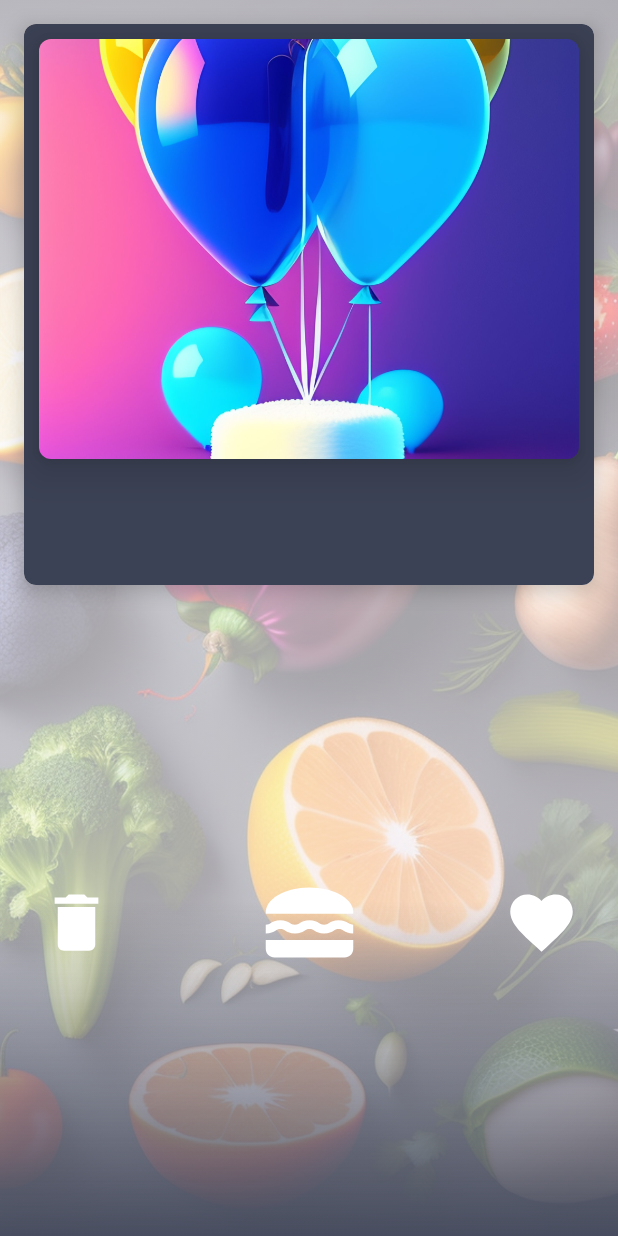
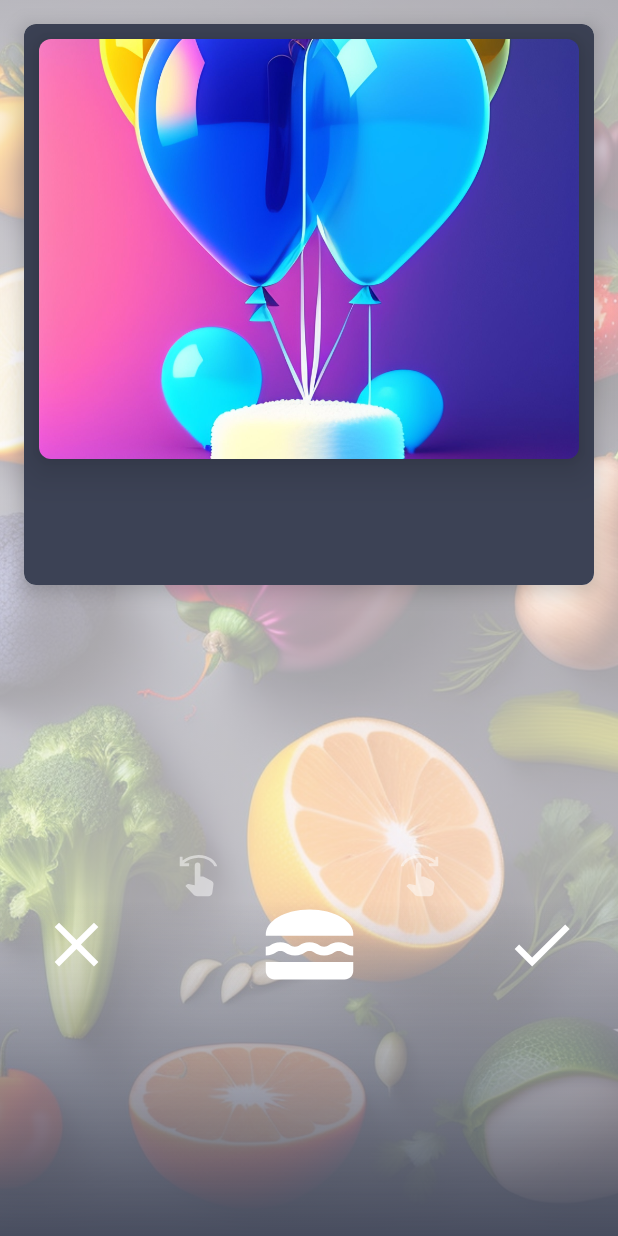
Before and after one commit to vladr7/EmaFoods, an Android app built with Jetpack Compose: the composable PendingFoodScreen shown on its own in the app's theme, on a phone screen of 412 x 824 dp. Run offline under Robolectric (Android 15) with nearby library versions, the phone set to English and light mode, and no system bars; pictures from the network do not load.

Commit message:
Swipe indicators

```diff
--- a/app/src/main/java/com/example/emafoods/feature/pending/presentation/PendingFoodScreen.kt
+++ b/app/src/main/java/com/example/emafoods/feature/pending/presentation/PendingFoodScreen.kt
@@ -26,9 +26,11 @@ import androidx.compose.foundation.shape.RoundedCornerShape
 import androidx.compose.material.Card
 import androidx.compose.material.CircularProgressIndicator
 import androidx.compose.material.icons.Icons
-import androidx.compose.material.icons.filled.Delete
-import androidx.compose.material.icons.filled.Favorite
+import androidx.compose.material.icons.filled.Check
+import androidx.compose.material.icons.filled.Close
 import androidx.compose.material.icons.filled.LunchDining
+import androidx.compose.material.icons.filled.SwipeLeft
+import androidx.compose.material.icons.filled.SwipeRight
 import androidx.compose.material3.Icon
 import androidx.compose.material3.Text
 import androidx.compose.runtime.Composable
@@ -59,6 +61,7 @@ import androidx.hilt.navigation.compose.hiltViewModel
 import coil.compose.SubcomposeAsyncImage
 import coil.request.ImageRequest
 import com.example.emafoods.R
+import com.example.emafoods.core.presentation.animations.bounceClick
 import com.example.emafoods.core.presentation.models.FoodViewData
 import kotlinx.coroutines.launch
 
@@ -101,6 +104,9 @@ fun PendingFoodScreen(
             modifier = modifier,
         )
         Spacer(modifier = Modifier.weight(1f))
+        PendingSwipeTips(
+            modifier = modifier,
+        )
         PendingSwipe(
             modifier = modifier,
             onSwipeRight = onSwipeRight,
@@ -144,6 +150,22 @@ fun FoodItem(
 }
 
 @Composable
+fun PendingSwipeTips(
+    modifier: Modifier = Modifier,
+) {
+    Row(
+        modifier = modifier
+            .fillMaxWidth()
+            .offset(y = (100).dp),
+        horizontalArrangement = Arrangement.SpaceEvenly,
+        verticalAlignment = Alignment.CenterVertically
+    ) {
+        SwipeLeftTip()
+        SwipeRightTip()
+    }
+}
+
+@Composable
 fun PendingSwipe(
     modifier: Modifier = Modifier,
     onSwipeRight: () -> Unit,
@@ -166,9 +188,33 @@ fun PendingSwipe(
 }
 
 @Composable
+fun SwipeLeftTip() {
+    Icon(
+        Icons.Filled.SwipeLeft, contentDescription = "Swipe Left",
+        modifier = Modifier
+            .height(30.dp)
+            .width(30.dp)
+            .alpha(0.5f),
+        tint = androidx.compose.material3.MaterialTheme.colorScheme.onSecondary
+    )
+}
+
+@Composable
+fun SwipeRightTip() {
+    Icon(
+        Icons.Filled.SwipeRight, contentDescription = "Swipe Right",
+        modifier = Modifier
+            .height(30.dp)
+            .width(30.dp)
+            .alpha(0.5f),
+        tint = androidx.compose.material3.MaterialTheme.colorScheme.onSecondary
+    )
+}
+
+@Composable
 fun RejectFood() {
     Icon(
-        Icons.Filled.Delete, contentDescription = "Reject Food",
+        Icons.Filled.Close, contentDescription = "Reject Food",
         modifier = Modifier
             .height(50.dp)
             .width(50.dp),
@@ -190,6 +236,7 @@ fun SwipableFood(
     Icon(
         Icons.Filled.LunchDining, contentDescription = "Swipable Food",
         modifier = Modifier
+            .bounceClick()
             .offset(
                 x = (offsetX.value.toInt() * 2).dp,
             )
@@ -225,7 +272,7 @@ fun SwipableFood(
 @Composable
 fun AcceptFood() {
     Icon(
-        Icons.Filled.Favorite, contentDescription = "Accept Food",
+        Icons.Filled.Check, contentDescription = "Accept Food",
         modifier = Modifier
             .height(50.dp)
             .width(50.dp),
```
